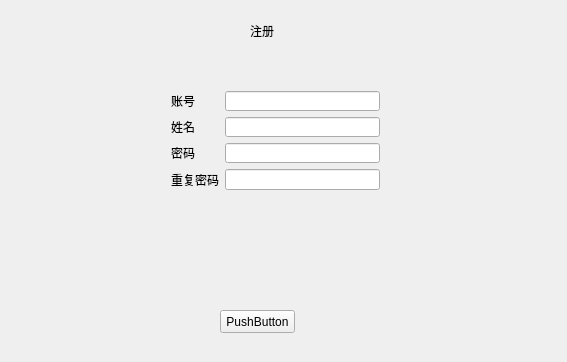
First picture: the form in Register.ui, repository Lemonlittlesweet/Academic-Affairs-Management-System, before the edit.
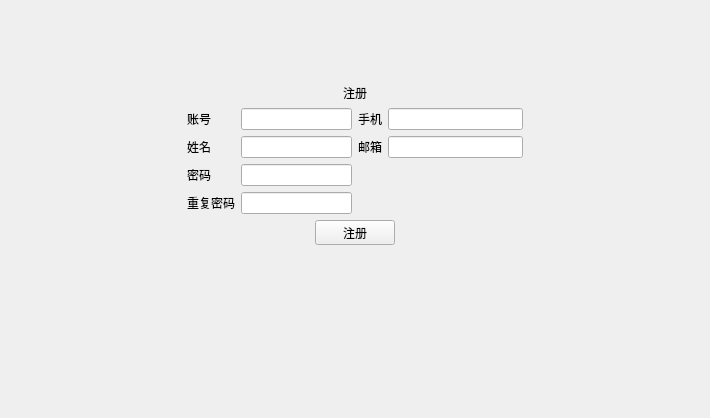
Second picture: the form after the edit.

```diff
--- a/Register.ui
+++ b/Register.ui
@@ -6,35 +6,111 @@
    <rect>
     <x>0</x>
     <y>0</y>
-    <width>567</width>
-    <height>362</height>
+    <width>710</width>
+    <height>418</height>
    </rect>
   </property>
   <property name="windowTitle">
    <string>Register</string>
   </property>
-  <widget class="QLabel" name="label">
-   <property name="geometry">
-    <rect>
-     <x>250</x>
-     <y>10</y>
-     <width>51</width>
-     <height>41</height>
-    </rect>
-   </property>
-   <property name="text">
-    <string>注册</string>
-   </property>
-  </widget>
-  <widget class="QWidget" name="formLayoutWidget">
-   <property name="geometry">
-    <rect>
-     <x>160</x>
-     <y>80</y>
-     <width>231</width>
-     <height>121</height>
-    </rect>
-   </property>
+  <layout class="QHBoxLayout" name="horizontalLayout_2">
+   <item>
+    <spacer name="horizontalSpacer_3">
+     <property name="orientation">
+      <enum>Qt::Horizontal</enum>
+     </property>
+     <property name="sizeHint" stdset="0">
+      <size>
+       <width>99</width>
+       <height>20</height>
+      </size>
+     </property>
+    </spacer>
+   </item>
+   <item>
+    <widget class="QFrame" name="">
+     <layout class="QGridLayout" name="gridLayout">
+      <item row="1" column="1" rowspan="2" colspan="2">
+       <spacer name="verticalSpacer_4">
+        <property name="orientation">
+         <enum>Qt::Vertical</enum>
+        </property>
+        <property name="sizeHint" stdset="0">
+         <size>
+          <width>336</width>
+          <height>13</height>
+         </size>
+        </property>
+       </spacer>
+      </item>
+      <item row="6" column="1" colspan="2">
+       <spacer name="verticalSpacer">
+        <property name="orientation">
+         <enum>Qt::Vertical</enum>
+        </property>
+        <property name="sizeHint" stdset="0">
+         <size>
+          <width>18</width>
+          <height>48</height>
+         </size>
+        </property>
+       </spacer>
+      </item>
+      <item row="5" column="3">
+       <spacer name="horizontalSpacer">
+        <property name="orientation">
+         <enum>Qt::Horizontal</enum>
+        </property>
+        <property name="sizeHint" stdset="0">
+         <size>
+          <width>50</width>
+          <height>20</height>
+         </size>
+        </property>
+       </spacer>
+      </item>
+      <item row="5" column="0">
+       <spacer name="horizontalSpacer_2">
+        <property name="orientation">
+         <enum>Qt::Horizontal</enum>
+        </property>
+        <property name="sizeHint" stdset="0">
+         <size>
+          <width>50</width>
+          <height>20</height>
+         </size>
+        </property>
+       </spacer>
+      </item>
+      <item row="9" column="1" colspan="2">
+       <spacer name="verticalSpacer_2">
+        <property name="orientation">
+         <enum>Qt::Vertical</enum>
+        </property>
+        <property name="sizeHint" stdset="0">
+         <size>
+          <width>18</width>
+          <height>58</height>
+         </size>
+        </property>
+       </spacer>
+      </item>
+      <item row="0" column="1">
+       <spacer name="verticalSpacer_6">
+        <property name="orientation">
+         <enum>Qt::Vertical</enum>
+        </property>
+        <property name="sizeHint" stdset="0">
+         <size>
+          <width>20</width>
+          <height>300</height>
+         </size>
+        </property>
+       </spacer>
+      </item>
+      <item row="5" column="1" colspan="2">
+       <layout class="QHBoxLayout" name="horizontalLayout">
+        <item>
    <layout class="QFormLayout" name="formLayout">
     <item row="0" column="0">
      <widget class="QLabel" name="label_2">
@@ -43,54 +119,156 @@
       </property>
      </widget>
     </item>
+          <item row="0" column="1">
+           <widget class="QLineEdit" name="user"/>
+          </item>
     <item row="1" column="0">
-     <widget class="QLabel" name="label_3">
+           <widget class="QLabel" name="label_4">
       <property name="text">
        <string>姓名</string>
       </property>
      </widget>
     </item>
+          <item row="1" column="1">
+           <widget class="QLineEdit" name="name"/>
+          </item>
     <item row="2" column="0">
-     <widget class="QLabel" name="label_4">
+           <widget class="QLabel" name="label_5">
       <property name="text">
        <string>密码</string>
       </property>
      </widget>
     </item>
+          <item row="2" column="1">
+           <widget class="QLineEdit" name="password">
+            <property name="echoMode">
+             <enum>QLineEdit::Password</enum>
+            </property>
+           </widget>
+          </item>
     <item row="3" column="0">
-     <widget class="QLabel" name="label_5">
+           <widget class="QLabel" name="label_3">
       <property name="text">
        <string>重复密码</string>
       </property>
      </widget>
     </item>
-    <item row="0" column="1">
-     <widget class="QLineEdit" name="lineEdit"/>
-    </item>
-    <item row="1" column="1">
-     <widget class="QLineEdit" name="lineEdit_2"/>
-    </item>
-    <item row="2" column="1">
-     <widget class="QLineEdit" name="lineEdit_3"/>
-    </item>
     <item row="3" column="1">
-     <widget class="QLineEdit" name="lineEdit_4"/>
-    </item>
-   </layout>
-  </widget>
+           <widget class="QLineEdit" name="repw">
+            <property name="enabled">
+             <bool>true</bool>
+            </property>
+            <property name="echoMode">
+             <enum>QLineEdit::Password</enum>
+            </property>
+           </widget>
+          </item>
+         </layout>
+        </item>
+        <item>
+         <layout class="QFormLayout" name="formLayout_2">
+          <item row="0" column="0">
+           <widget class="QLabel" name="label_6">
+            <property name="text">
+             <string>手机</string>
+            </property>
+           </widget>
+          </item>
+          <item row="0" column="1">
+           <widget class="QLineEdit" name="phone"/>
+          </item>
+          <item row="1" column="0">
+           <widget class="QLabel" name="label_7">
+            <property name="text">
+             <string>邮箱</string>
+            </property>
+           </widget>
+          </item>
+          <item row="1" column="1">
+           <widget class="QLineEdit" name="mail"/>
+          </item>
+         </layout>
+        </item>
+       </layout>
+      </item>
+      <item row="4" column="1" colspan="2">
+       <spacer name="verticalSpacer_3">
+        <property name="orientation">
+         <enum>Qt::Vertical</enum>
+        </property>
+        <property name="sizeHint" stdset="0">
+         <size>
+          <width>20</width>
+          <height>40</height>
+         </size>
+        </property>
+       </spacer>
+      </item>
+      <item row="7" column="1" colspan="2" alignment="Qt::AlignHCenter">
   <widget class="QPushButton" name="pushButton">
-   <property name="geometry">
-    <rect>
-     <x>220</x>
-     <y>310</y>
-     <width>75</width>
-     <height>23</height>
-    </rect>
-   </property>
+        <property name="sizePolicy">
+         <sizepolicy hsizetype="Preferred" vsizetype="Preferred">
+          <horstretch>0</horstretch>
+          <verstretch>0</verstretch>
+         </sizepolicy>
+        </property>
+        <property name="maximumSize">
+         <size>
+          <width>100</width>
+          <height>25</height>
+         </size>
+        </property>
+        <property name="layoutDirection">
+         <enum>Qt::LeftToRight</enum>
+        </property>
    <property name="text">
-    <string>PushButton</string>
-   </property>
-  </widget>
+         <string>注册</string>
+        </property>
+       </widget>
+      </item>
+      <item row="3" column="1" colspan="2">
+       <widget class="QLabel" name="label">
+        <property name="layoutDirection">
+         <enum>Qt::LeftToRight</enum>
+        </property>
+        <property name="text">
+         <string>注册</string>
+        </property>
+        <property name="alignment">
+         <set>Qt::AlignCenter</set>
+        </property>
+       </widget>
+      </item>
+      <item row="8" column="1">
+       <spacer name="verticalSpacer_5">
+        <property name="orientation">
+         <enum>Qt::Vertical</enum>
+        </property>
+        <property name="sizeHint" stdset="0">
+         <size>
+          <width>20</width>
+          <height>400</height>
+         </size>
+        </property>
+       </spacer>
+      </item>
+     </layout>
+    </widget>
+   </item>
+   <item>
+    <spacer name="horizontalSpacer_4">
+     <property name="orientation">
+      <enum>Qt::Horizontal</enum>
+     </property>
+     <property name="sizeHint" stdset="0">
+      <size>
+       <width>99</width>
+       <height>20</height>
+      </size>
+     </property>
+    </spacer>
+   </item>
+  </layout>
  </widget>
  <layoutdefault spacing="6" margin="11"/>
  <resources/>
```
Left out of the diff: 19 changed lines with no effect on the pictures. Lines whose indentation alone changed are shown as unchanged.
